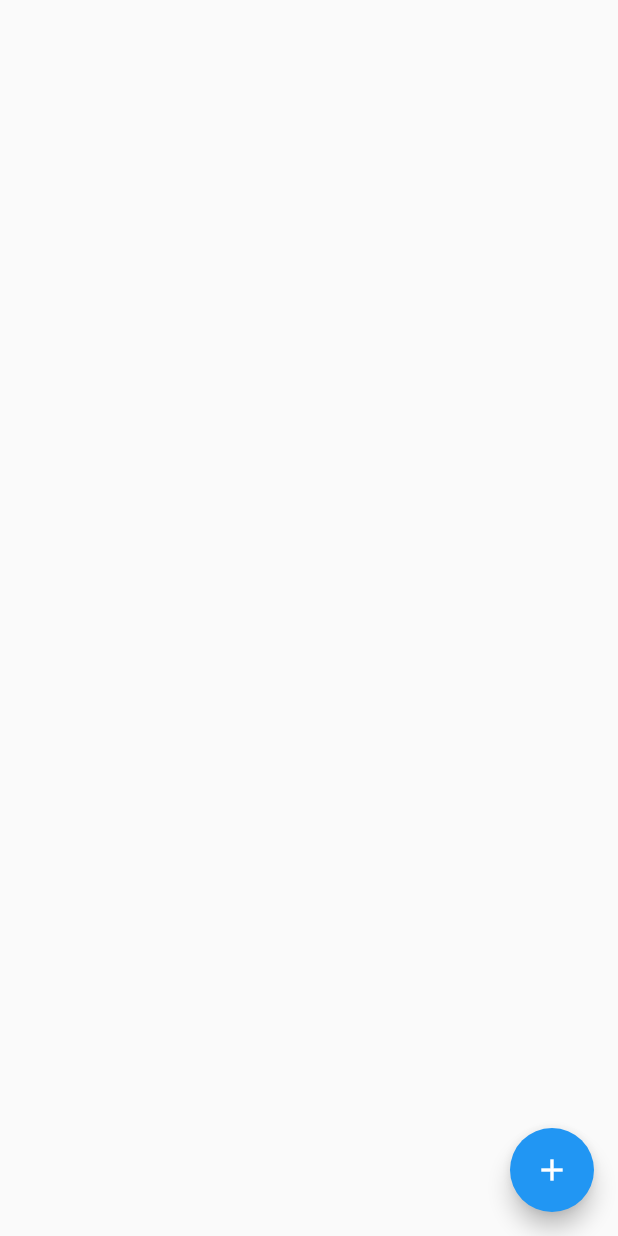
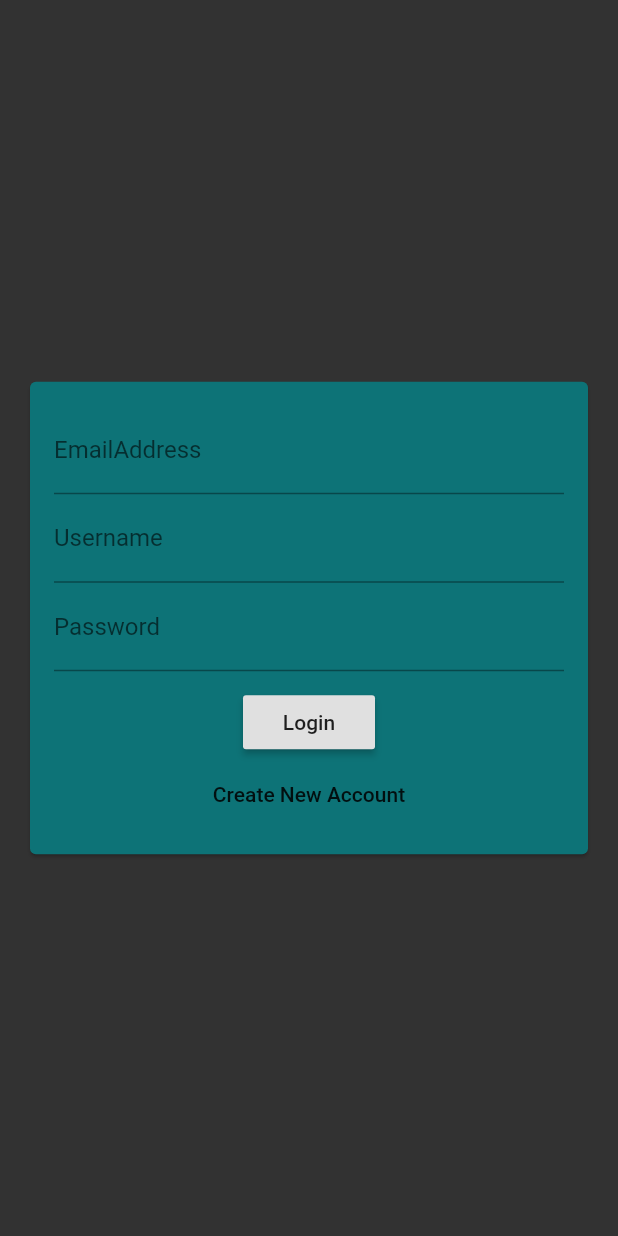
Before and after one commit to AbdulHannan-123/Chat_Application, a Flutter app: the screen it shows after launch, on a phone screen of 412 x 824 dp. Run offline on Flutter 3.47's test engine with Material 2 defaults, Android fonts, the phone set to English and light mode, and no system bars; our stand-ins replace cloud_firestore, firebase_core; missing offline and left inert: dart:html; accounts and stored records are empty.

Commit message:
login screen

```diff
--- a/lib/main.dart
+++ b/lib/main.dart
@@ -1,3 +1,4 @@
+import 'package:chat_application_2022/screens/auth_screen.dart';
 import 'package:chat_application_2022/screens/chat_screen.dart';
 import 'package:firebase_core/firebase_core.dart';
 import 'package:flutter/material.dart';
@@ -23,8 +24,13 @@ class MyApp extends StatelessWidget {
       title: 'Flutter Chat',
       theme: ThemeData(
         primarySwatch: Colors.blue,
+        colorScheme: ColorScheme.fromSwatch().copyWith(
+                  primary:const Color(0xff14FFEC),
+                  secondary: const Color(0xff0d7377),
+                  background:const Color(0xff323232)
+                ),
       ),
-      home: ChatScreen(),
+      home: AuthScreen(),
     );
   }
 }
--- a/lib/screens/auth_screen.dart
+++ b/lib/screens/auth_screen.dart
@@ -0,0 +1,21 @@
+import 'package:chat_application_2022/widgets/auth/auth_form.dart';
+import 'package:flutter/material.dart';
+import 'package:flutter/src/foundation/key.dart';
+import 'package:flutter/src/widgets/framework.dart';
+
+class AuthScreen extends StatefulWidget {
+  const AuthScreen({Key? key}) : super(key: key);
+
+  @override
+  State<AuthScreen> createState() => _AuthScreenState();
+}
+
+class _AuthScreenState extends State<AuthScreen> {
+  @override
+  Widget build(BuildContext context) {
+    return Scaffold(
+        backgroundColor: Theme.of(context).colorScheme.background,
+        body: AuthForm(),
+        );
+  }
+}
--- a/lib/screens/chat_screen.dart
+++ b/lib/screens/chat_screen.dart
@@ -22,14 +22,16 @@ class ChatScreen extends StatelessWidget {
               itemCount: documents.length,
               itemBuilder: (ctx, index) => Container(
                 padding: const EdgeInsets.all(8),
-                child:  Text(documents[index]['text']),
+                child: Text(documents[index]['text']),
               ),
             );
           },
         ),
         floatingActionButton: FloatingActionButton(
           onPressed: () {
-            FirebaseFirestore.instance.collection('chats/wLKN067msappUusCZc9f/messages').add({
+            FirebaseFirestore.instance
+                .collection('chats/wLKN067msappUusCZc9f/messages')
+                .add({
               'text': 'this was added by clicking the button',
             });
           },
--- /dev/null
+++ b/lib/widgets/auth/auth_form.dart
@@ -0,0 +1,56 @@
+
+import 'package:flutter/material.dart';
+
+class AuthForm extends StatefulWidget {
+  const AuthForm({Key? key}) : super(key: key);
+
+  @override
+  State<AuthForm> createState() => _AuthFormState();
+}
+
+class _AuthFormState extends State<AuthForm> {
+  @override
+  Widget build(BuildContext context) {
+    return Center(
+          child: Card(
+            color: Theme.of(context).colorScheme.secondary,
+            margin: const EdgeInsets.all(20),
+            child: SingleChildScrollView(
+              child: Padding(
+                padding: const EdgeInsets.all(16.0),
+                child: Form(
+                  child: Column(
+                    mainAxisSize: MainAxisSize.min,
+                    children: [
+                      TextFormField(
+                        keyboardType: TextInputType.emailAddress,
+                        decoration:const InputDecoration(
+                          labelText: 'EmailAddress',
+                           ),
+                      ),
+                      TextFormField(
+                        decoration:const InputDecoration(
+                          labelText: 'Username'
+                        )
+                      ),
+                      TextFormField(
+                        decoration:const InputDecoration(
+                          labelText: 'Password',
+                        ),
+                        obscureText: true,
+                      ),
+                      const SizedBox(height: 10,),
+                      RaisedButton(
+                        child: Text('Login'),
+                        onPressed: (){},
+                      ),
+                      FlatButton(onPressed: (){}, child: Text('Create New Account'))
+                    ],
+                  ),
+                ),
+              ),
+            ),
+          ),
+        );
+  }
+}
```
